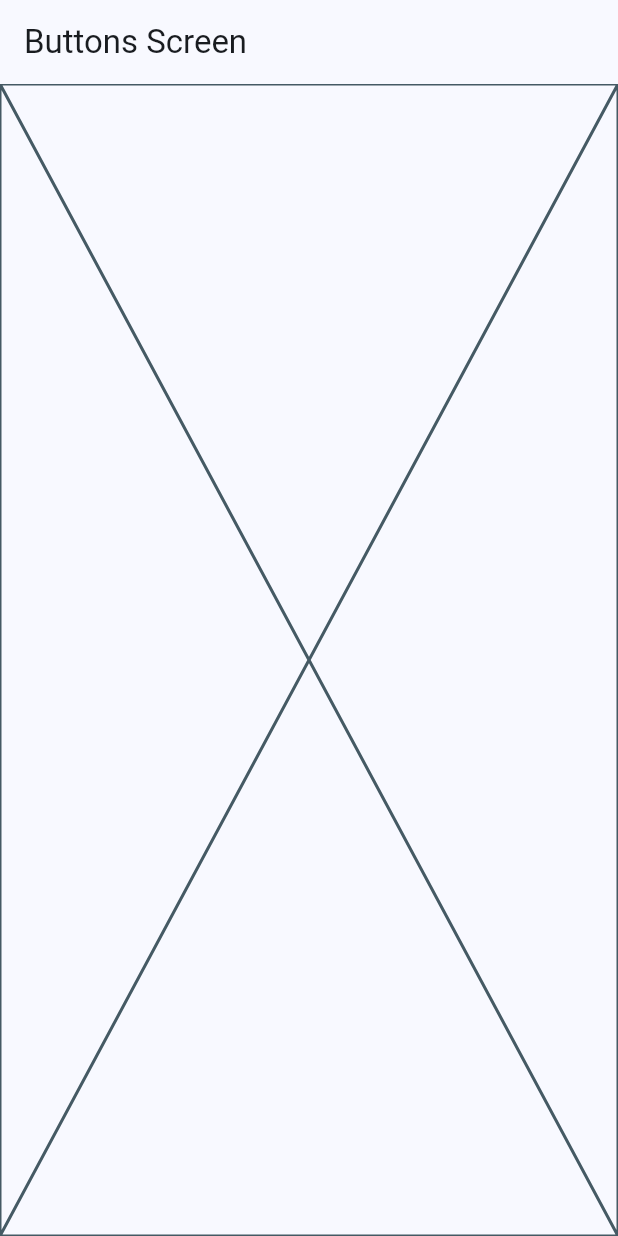
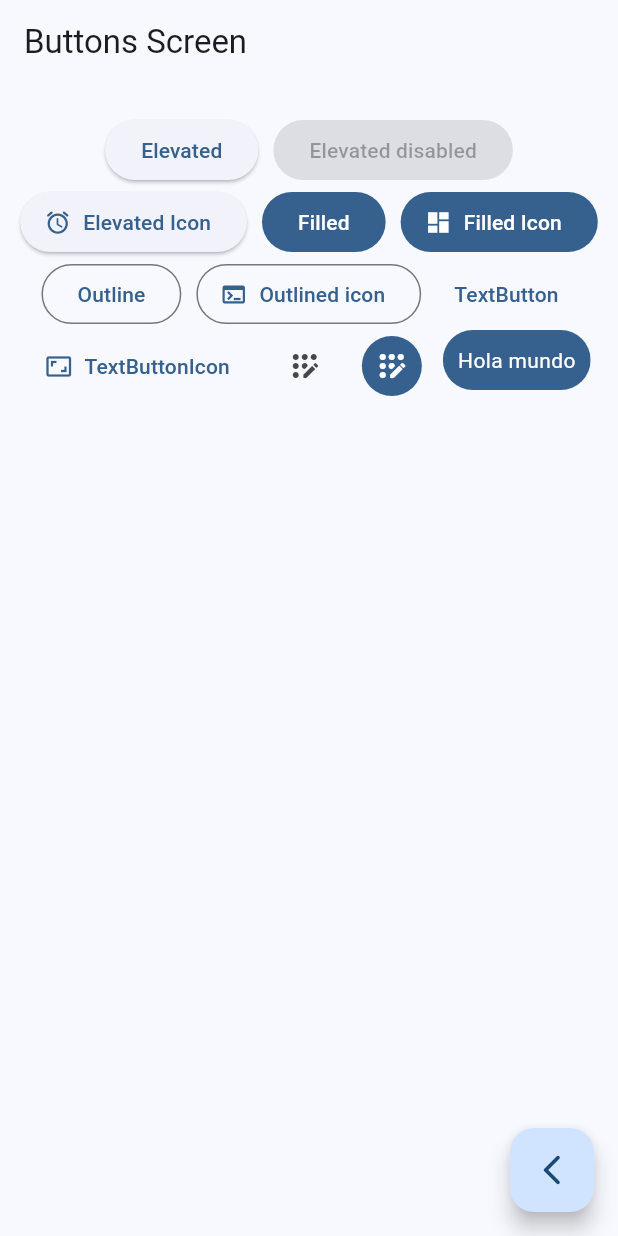
Before and after one commit to rgonzs/widgets_app, a Flutter app: the ButtonsScreen screen opened by its route, on a phone screen of 412 x 824 dp. Run offline on Flutter 3.47's test engine with Material 3 defaults, Android fonts, the phone set to English and light mode, and no system bars; our stand-ins replace go_router.

Commit message:
Agregado botones y boton personalizado

```diff
--- a/lib/presentation/screens/buttons/buttons_screen.dart
+++ b/lib/presentation/screens/buttons/buttons_screen.dart
@@ -11,7 +11,96 @@ class ButtonsScreen extends StatelessWidget {
       appBar: AppBar(
         title: const Text("Buttons Screen"),
       ),
-      body: const Placeholder(),
+      body: const _ButtonsView(),
+      floatingActionButton: FloatingActionButton(
+        child: const Icon(Icons.arrow_back_ios_new_rounded),
+        onPressed: () {},
+      ),
     );
   }
 }
+
+class _ButtonsView extends StatelessWidget {
+  const _ButtonsView();
+
+  @override
+  Widget build(BuildContext context) {
+    final colors = Theme.of(context).colorScheme;
+
+    return SizedBox(
+      width: double.infinity,
+      child: Padding(
+        padding: const EdgeInsets.symmetric(horizontal: 10, vertical: 20),
+        child: Wrap(
+          spacing: 10,
+          alignment: WrapAlignment.center,
+          children: [
+            ElevatedButton(onPressed: () {}, child: const Text('Elevated')),
+            const ElevatedButton(
+                onPressed: null, child: Text('Elevated disabled')),
+            ElevatedButton.icon(
+              onPressed: () {},
+              icon: const Icon(Icons.access_alarm_rounded),
+              label: const Text('Elevated Icon'),
+            ),
+            FilledButton(onPressed: () {}, child: const Text("Filled")),
+            FilledButton.icon(
+              onPressed: () {},
+              icon: const Icon(Icons.dashboard),
+              label: const Text('Filled Icon'),
+            ),
+            OutlinedButton(onPressed: () {}, child: const Text('Outline')),
+            OutlinedButton.icon(
+              onPressed: () {},
+              icon: const Icon(Icons.terminal),
+              label: const Text("Outlined icon"),
+            ),
+            TextButton(onPressed: () {}, child: const Text('TextButton')),
+            TextButton.icon(
+              onPressed: () {},
+              icon: const Icon(Icons.aspect_ratio_outlined),
+              label: const Text('TextButtonIcon'),
+            ),
+            IconButton(
+                onPressed: () {},
+                icon: const Icon(Icons.app_registration_rounded)),
+            IconButton(
+              onPressed: () {},
+              icon: const Icon(Icons.app_registration_rounded),
+              style: ButtonStyle(
+                backgroundColor: MaterialStatePropertyAll(colors.primary),
+                iconColor: const MaterialStatePropertyAll(Colors.white),
+              ),
+            ),
+            const CustomButton()
+          ],
+        ),
+      ),
+    );
+  }
+}
+
+class CustomButton extends StatelessWidget {
+  const CustomButton({super.key});
+
+  @override
+  Widget build(BuildContext context) {
+    final colors = Theme.of(context).colorScheme;
+    return ClipRRect(
+      borderRadius: BorderRadius.circular(20),
+      child: Material(
+        color: colors.primary,
+        child: InkWell(
+          onTap: () {},
+          child: const Padding(
+            padding: EdgeInsets.symmetric(horizontal: 10, vertical: 10),
+            child: Text(
+              'Hola mundo',
+              style: TextStyle(color: Colors.white),
+            ),
+          ),
+        ),
+      ),
+    );
+  }
+}
```
